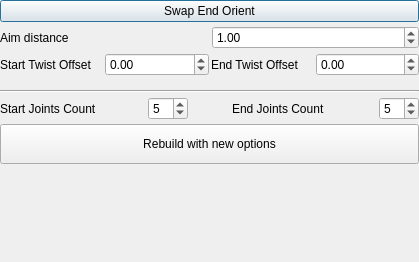
PavelCrow/RigStudio3, file modules/limbCurved/limbCurved_widget.ui: the form before one commit.
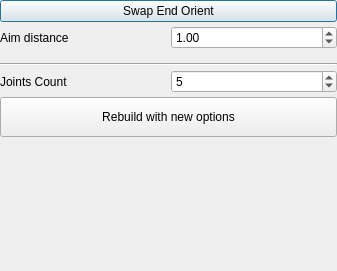
The form after the commit.

Diff of the .ui file:
```diff
--- a/modules/limbCurved/limbCurved_widget.ui
+++ b/modules/limbCurved/limbCurved_widget.ui
@@ -6,8 +6,8 @@
    <rect>
     <x>0</x>
     <y>0</y>
-    <width>419</width>
-    <height>262</height>
+    <width>337</width>
+    <height>271</height>
    </rect>
   </property>
   <property name="windowTitle">
@@ -60,47 +60,6 @@
      </item>
     </layout>
    </item>
-   <item>
-    <layout class="QHBoxLayout" name="horizontalLayout_2">
-     <property name="spacing">
-      <number>2</number>
-     </property>
-     <item>
-      <widget class="QLabel" name="label_2">
-       <property name="text">
-        <string>Start Twist Offset</string>
-       </property>
-      </widget>
-     </item>
-     <item>
-      <widget class="QDoubleSpinBox" name="startOffset_spinBox">
-       <property name="minimum">
-        <double>-1000.000000000000000</double>
-       </property>
-       <property name="maximum">
-        <double>1000.000000000000000</double>
-       </property>
-      </widget>
-     </item>
-     <item>
-      <widget class="QLabel" name="label_3">
-       <property name="text">
-        <string>End Twist Offset</string>
-       </property>
-      </widget>
-     </item>
-     <item>
-      <widget class="QDoubleSpinBox" name="endOffset_spinBox">
-       <property name="minimum">
-        <double>-1000.000000000000000</double>
-       </property>
-       <property name="maximum">
-        <double>1000.000000000000000</double>
-       </property>
-      </widget>
-     </item>
-    </layout>
-   </item>
    <item>
     <spacer name="verticalSpacer_2">
      <property name="orientation">
@@ -125,11 +84,11 @@
     </widget>
    </item>
    <item>
-    <layout class="QHBoxLayout" name="horizontalLayout_3" stretch="0,0,0,0,0">
+    <layout class="QHBoxLayout" name="horizontalLayout_3" stretch="0,0">
      <item>
       <widget class="QLabel" name="count_label_6">
        <property name="text">
-        <string>Start Joints Count</string>
+        <string>Joints Count</string>
        </property>
        <property name="alignment">
         <set>Qt::AlignLeading|Qt::AlignLeft|Qt::AlignVCenter</set>
@@ -140,55 +99,7 @@
       <widget class="QSpinBox" name="startJointsCount_spinBox">
        <property name="maximumSize">
         <size>
-         <width>40</width>
-         <height>16777215</height>
-        </size>
-       </property>
-       <property name="frame">
-        <bool>true</bool>
-       </property>
-       <property name="accelerated">
-        <bool>false</bool>
-       </property>
-       <property name="minimum">
-        <number>3</number>
-       </property>
-       <property name="value">
-        <number>5</number>
-       </property>
-      </widget>
-     </item>
-     <item>
-      <spacer name="horizontalSpacer">
-       <property name="orientation">
-        <enum>Qt::Horizontal</enum>
-       </property>
-       <property name="sizeType">
-        <enum>QSizePolicy::Fixed</enum>
-       </property>
-       <property name="sizeHint" stdset="0">
-        <size>
-         <width>40</width>
-         <height>20</height>
-        </size>
-       </property>
-      </spacer>
-     </item>
-     <item>
-      <widget class="QLabel" name="count_label_5">
-       <property name="text">
-        <string>End Joints Count</string>
-       </property>
-       <property name="alignment">
-        <set>Qt::AlignLeading|Qt::AlignLeft|Qt::AlignVCenter</set>
-       </property>
-      </widget>
-     </item>
-     <item>
-      <widget class="QSpinBox" name="endJointsCount_spinBox">
-       <property name="maximumSize">
-        <size>
-         <width>40</width>
+         <width>1000</width>
          <height>16777215</height>
         </size>
        </property>
```
Left out of the diff: 2 changed lines with no effect on the pictures.
